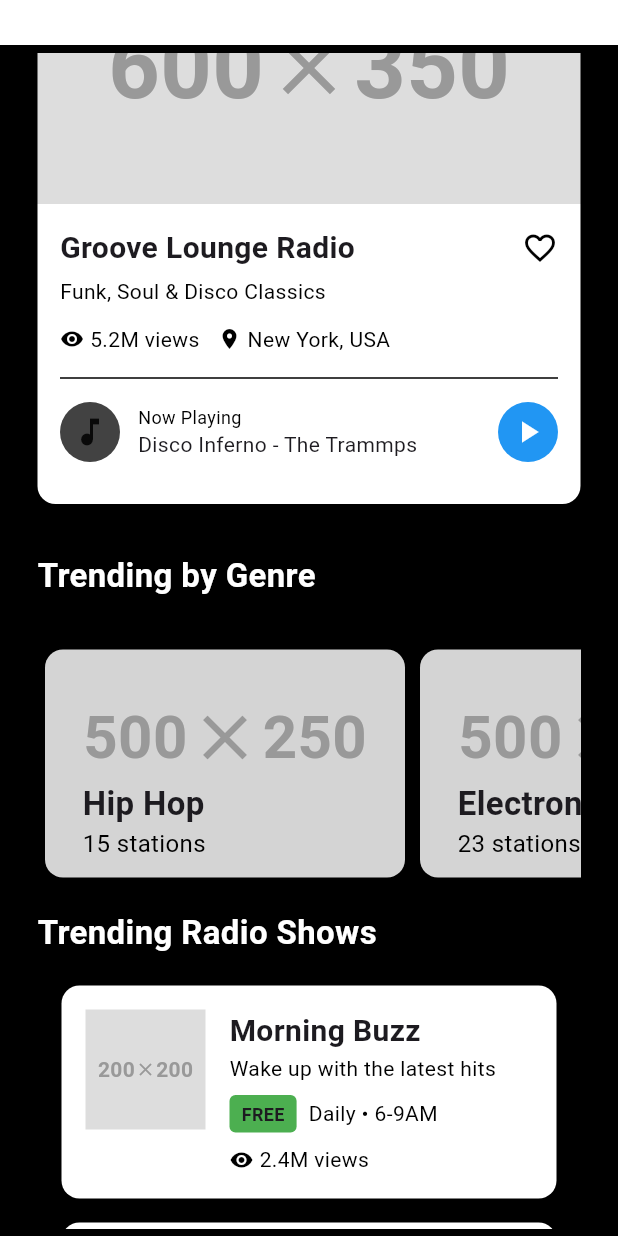
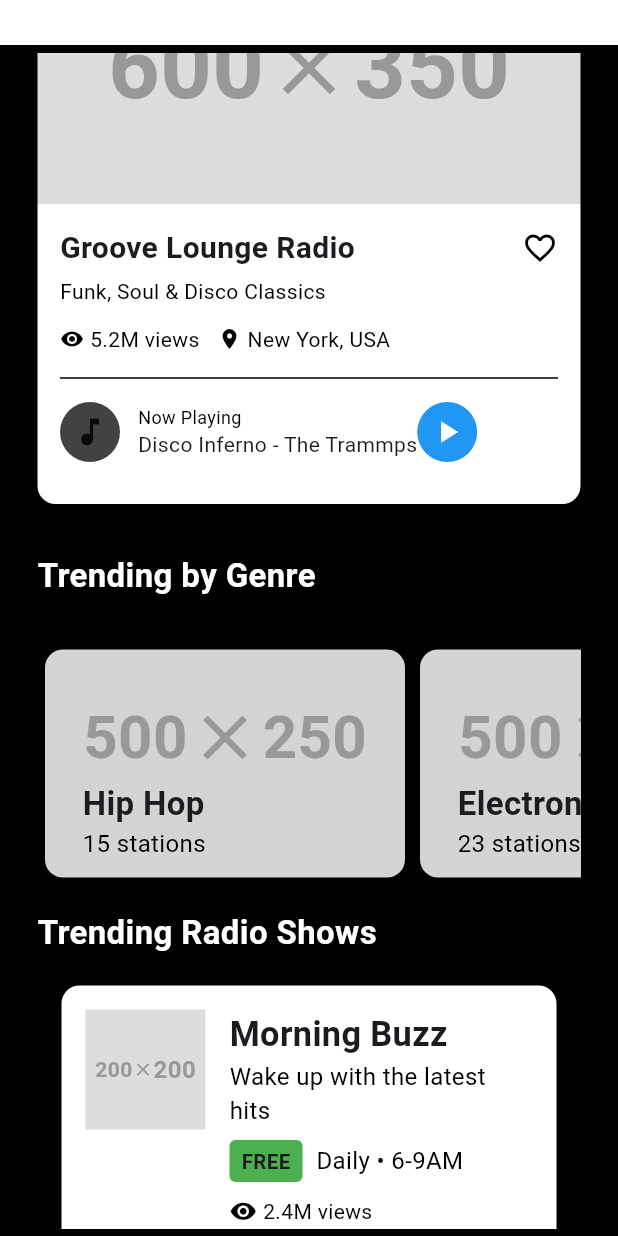
Before and after one commit to coderdostarjun/Wanzani, a Flutter app: the RadioHubScreen screen opened directly, scrolled down 2304 dp, on a phone screen of 412 x 824 dp. Run offline on Flutter 3.47's test engine with Material 3 defaults, Android fonts, the phone set to English and light mode, and no system bars; our stand-ins replace flutter_screenutil, flutter_svg, get, google_fonts.

Commit message:
update ui

```diff
--- a/lib/Screens/onboarding/onboarding_screen_1.dart
+++ b/lib/Screens/onboarding/onboarding_screen_1.dart
@@ -25,7 +25,7 @@ class OnboardingScreen extends StatelessWidget {
                 OnboardingCommonWidget.ImageAvatar(),
                 OnboardingCommonWidget.personalDetail(heading: "Welcome to Wanzani",subHeading: "Connect with friends, share moments, and\n    discover content that matters to you."),
 
-                SizedBox(height: 115.h,),
+                SizedBox(height: 65.h,),
                 Row(
                   mainAxisAlignment: MainAxisAlignment.center,
                   children: [
--- a/lib/Screens/onboarding/onboarding_screen_2.dart
+++ b/lib/Screens/onboarding/onboarding_screen_2.dart
@@ -26,7 +26,7 @@ class OnboardingScreen2 extends StatelessWidget {
                 OnboardingCommonWidget.personalDetail(heading: "Discover All Features",
                     subHeading: "Live TV, radio channels, messaging, and a\n       marketplace - all in one app."),
 
-                SizedBox(height: 115.h,),
+                SizedBox(height: 65.h,),
                 Row(
                   mainAxisAlignment: MainAxisAlignment.center,
                   children: [
--- a/lib/Screens/onboarding/onboarding_screen_3.dart
+++ b/lib/Screens/onboarding/onboarding_screen_3.dart
@@ -1,4 +1,5 @@
 import 'package:flutter/material.dart';
+import 'package:flutter_screenutil/flutter_screenutil.dart';
 import 'package:wanzani/Screens/auth/create_account/create_account_screen.dart';
 import 'package:wanzani/Screens/auth/login/login_screeen.dart';
 import 'package:wanzani/Screens/onboarding/widgets/onboarding_common_header.dart';
@@ -24,7 +25,7 @@ class OnboardingScreen3 extends StatelessWidget {
                 OnboardingCommonWidget.ImageAvatar(),
                 OnboardingCommonWidget.personalDetail(heading: "Get Started",
                     subHeading: "Create your account or login to start\n   connecting with your community."),
-                SizedBox(height: 50,),
+                SizedBox(height: 40.h,),
                 Row(
                   mainAxisAlignment: MainAxisAlignment.center,
                   children: [
@@ -66,6 +67,8 @@ class OnboardingScreen3 extends StatelessWidget {
                 {
                   Get.to(LoginScreeen());
                 },color: Color(0xff14A0DD), btnName: 'Login'),
+                SizedBox(height: 20.h,),
+
               ],
             ),
           ),
--- a/lib/Screens/radio/trending/radio_trending_screens.dart
+++ b/lib/Screens/radio/trending/radio_trending_screens.dart
@@ -1,6 +1,7 @@
 import 'package:flutter/material.dart';
 import 'package:flutter_screenutil/flutter_screenutil.dart';
 import 'package:wanzani/Controllers/radio/radio_controller.dart';
+import 'package:wanzani/Screens/radio/widgets/trending_name.dart';
 import 'package:wanzani/consts/colors.dart';
 
 import '../../../Common Components/AppTextStyles.dart';
@@ -33,61 +34,21 @@ class RadioTrendingScreens extends StatelessWidget {
                   SizedBox(
                     width: 12.w,
                   ),
-                  Container(
-                    padding:
-                        const EdgeInsets.symmetric(horizontal: 12, vertical: 6),
-                    decoration: BoxDecoration(
-                      color: Colors.white,
-                      borderRadius: BorderRadius.circular(14),
-                    ),
-                    child: Text("Today",
-                        style: TextStyle(
-                          fontSize: 11,
-                          fontWeight: FontWeight.bold,
-                          color: Colors.black,
-                        )),
-                  ),
+                  trendingName("Today"),
                   SizedBox(
                     width: 5,
                   ),
-                  Container(
-                    padding:
-                        const EdgeInsets.symmetric(horizontal: 12, vertical: 6),
-                    decoration: BoxDecoration(
-                      color: Colors.white,
-                      borderRadius: BorderRadius.circular(14),
-                    ),
-                    child: Text("This Week",
-                        style: TextStyle(
-                          fontSize: 11,
-                          fontWeight: FontWeight.bold,
-                          color: Colors.black,
-                        )),
-                  ),
+                  trendingName("This Week"),
                   SizedBox(
                     width: 5,
                   ),
-                  Container(
-                    padding:
-                        const EdgeInsets.symmetric(horizontal: 12, vertical: 6),
-                    decoration: BoxDecoration(
-                      color: Colors.white,
-                      borderRadius: BorderRadius.circular(14),
-                    ),
-                    child: Text("This Month",
-                        style: TextStyle(
-                          fontSize: 11,
-                          fontWeight: FontWeight.bold,
-                          color: Colors.black,
-                        )),
-                  ),
+                  trendingName("This Month"),
                 ],
               ),
             ),
             SizedBox(
               height: 22,
             ),
-
             //trending radio stations
             Row(
               children: [
@@ -278,7 +239,9 @@ class RadioTrendingScreens extends StatelessWidget {
                         color: Colors.black,
                       ),
                       //music play container
-                      Row(
+                      SingleChildScrollView(
+                        scrollDirection: Axis.horizontal,
+                        child: Row(
                           mainAxisAlignment: MainAxisAlignment.spaceBetween,
                           children: [
                             Row(
@@ -325,6 +288,7 @@ class RadioTrendingScreens extends StatelessWidget {
                                   color: Colors.white),
                             ),
                           ],
+                        ),
                       ),
                     ],
                   ),
@@ -430,6 +394,7 @@ class RadioTrendingScreens extends StatelessWidget {
                       }),
                 ),
 
+
                 //trending radio shows
                 SizedBox(
                   height: 12,
@@ -493,7 +458,7 @@ class RadioTrendingScreens extends StatelessWidget {
                                             ["postText"],
                                         style: TextStyle(
                                             color: Color(0xff999999),
-                                            fontSize: 14,
+                                            fontSize: 14.sp,
                                             fontWeight: FontWeight.bold),
                                       ),
                                     ],
@@ -508,8 +473,8 @@ class RadioTrendingScreens extends StatelessWidget {
                                   children: [
                                     Text(
                                       controller.radioshows[index]["title"],
-                                      style: const TextStyle(
-                                        fontSize: 20,
+                                      style: TextStyle(
+                                        fontSize: 20.sp,
                                         fontWeight: FontWeight.bold,
                                       ),
                                     ),
@@ -517,12 +482,14 @@ class RadioTrendingScreens extends StatelessWidget {
                                       controller.radioshows[index]
                                           ["description"],
                                       style: TextStyle(
-                                        fontSize: 14,
+                                        fontSize: 14.sp,
                                         color: Colors.black,
                                       ),
                                     ),
                                     const SizedBox(height: 8.0),
-                                    Row(
+                                    SingleChildScrollView(
+                                      scrollDirection: Axis.horizontal,
+                                      child: Row(
                                         children: [
                                           Container(
                                             padding: const EdgeInsets.symmetric(
@@ -542,31 +509,32 @@ class RadioTrendingScreens extends StatelessWidget {
                                                       ["isPremium"]
                                                   ? 'PREMIUM'
                                                   : 'FREE',
-                                            style: const TextStyle(
-                                              fontSize: 12,
+                                              style: TextStyle(
+                                                fontSize: 12.sp,
                                                 fontWeight: FontWeight.bold,
                                               ),
                                             ),
                                           ),
-                                        const SizedBox(width: 8.0),
+                                       SizedBox(width: 8.0.w),
                                           // Schedule
                                           Text(
                                             controller.radioshows[index]
                                                 ["schedule"],
                                             style: TextStyle(
-                                            fontSize: 14,
+                                              fontSize: 14.sp,
                                               color: Colors.black,
                                             ),
                                           ),
                                         ],
                                       ),
-                                    const SizedBox(height: 8.0),
+                                    ),
+                                     SizedBox(height: 8.0.h),
                                     // Views
                                     Row(
                                       children: [
-                                        const Icon(
+                                        Icon(
                                           Icons.visibility,
-                                          size: 16,
+                                          size: 16.sp,
                                           color: Colors.black,
                                         ),
                                         const SizedBox(width: 4.0),
--- a/lib/Screens/radio/widgets/trending_name.dart
+++ b/lib/Screens/radio/widgets/trending_name.dart
@@ -1,5 +1,5 @@
 import 'package:flutter/material.dart';
-Widget trendingName()
+Widget trendingName(String name)
 {
   return  Container(
     padding:
@@ -8,7 +8,7 @@ Widget trendingName()
       color: Colors.white,
       borderRadius: BorderRadius.circular(14),
     ),
-    child: Text("Today",
+    child: Text(name,
         style: TextStyle(
           fontSize: 11,
           fontWeight: FontWeight.bold,
--- a/lib/Screens/tv/featuredChannels/featrued_channels_screen.dart
+++ b/lib/Screens/tv/featuredChannels/featrued_channels_screen.dart
@@ -34,7 +34,7 @@ class FeatruedChannelsScreen extends StatelessWidget {
                       Padding(
                         padding: EdgeInsets.only(top: 18, left: 22, right: 1,bottom: 22),
                         child: Text(
-                          "   Discover our most popular streaming channels with real-time viewer counts and\n            subscription details.",
+                          "   Discover our most popular streaming channels with real-time viewer counts and subscription details.",
                           style: AppTextStyles.withColor(
                               AppTextStyles.interRegular16, Colors.white),
                         ),
--- a/lib/Screens/tv/widget/trending_video_container.dart
+++ b/lib/Screens/tv/widget/trending_video_container.dart
@@ -1,4 +1,5 @@
 import 'package:flutter/material.dart';
+import 'package:flutter_screenutil/flutter_screenutil.dart';
 import 'package:get/get.dart';
 import 'package:wanzani/Controllers/tv/tvScreenController.dart';
 
@@ -59,12 +60,12 @@ class TrendingVideoContainer extends StatelessWidget {
                                         children: [
                                           Icon(Icons.fiber_manual_record,
                                               color: Colors.white, size: 20),
-                                        SizedBox(width: 4),
+                                          SizedBox(width: 4.w),
                                           Text(
                                             "LIVE",
                                             style: AppTextStyles.withColor(
                                               AppTextStyles.interSemiBold24
-                                                .copyWith(fontSize: 20),
+                                                  .copyWith(fontSize: 20.sp),
                                               Colors.white,
                                             ),
                                           ),
```
Also changed, not shown: lib/Screens/radio/radioHUbHomeScreen/radio_hub_screen.dart (+0 -14 lines). Lines whose indentation alone changed are shown as unchanged.
